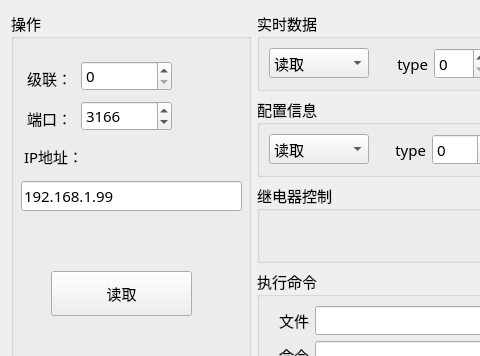
Qt form rest_api/home/home_mainwid.ui (ChinaClever/MPro-Tools) before a commit; both pictures show x 0 to 480 and y 0 to 356 of the 1110 by 616 pixel window.
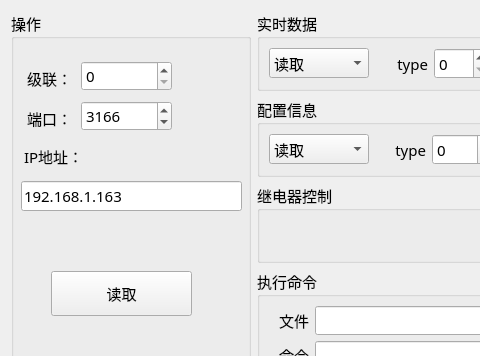
The same form after that commit.

Patch:
```diff
--- a/rest_api/home/home_mainwid.ui
+++ b/rest_api/home/home_mainwid.ui
@@ -89,7 +89,7 @@
        </rect>
       </property>
       <property name="text">
-       <string>192.168.1.99</string>
+       <string>192.168.1.163</string>
       </property>
      </widget>
      <widget class="QPushButton" name="readBtn">
```
